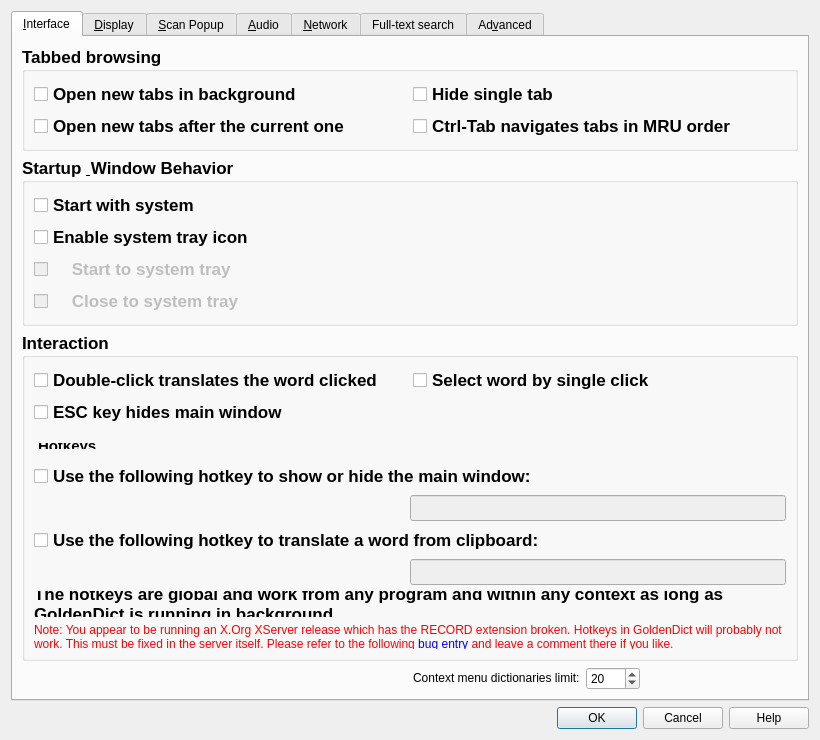
FrightenedFoxCN/goldendict, file src/ui/forms/preferences.ui: the form before one commit.
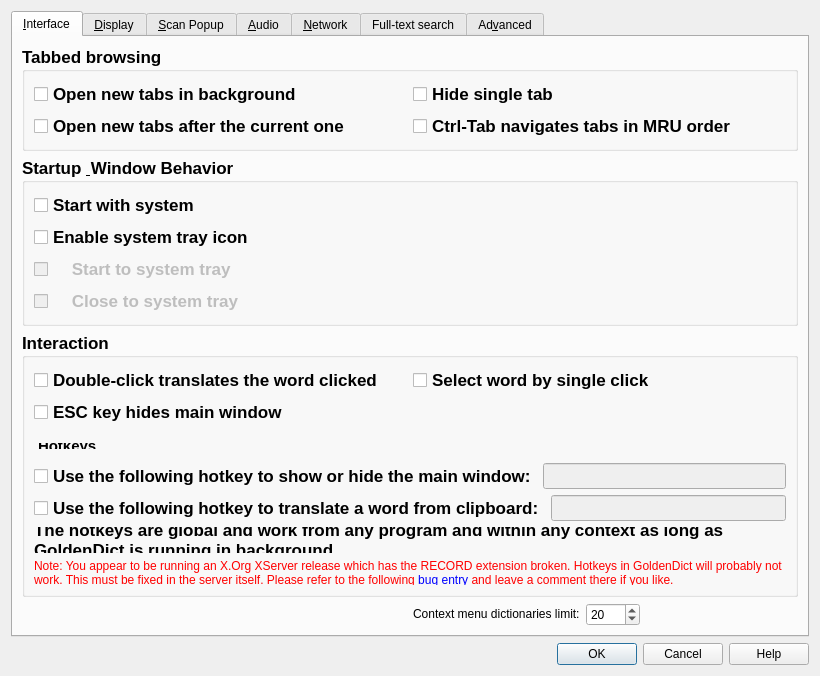
The form after the commit. Icons and pictures are not drawn. Custom widgets are drawn as their Qt base class.

Commit message: Make hotkey settings more compact: fit checkbox and field on same line

```diff
--- a/src/ui/forms/preferences.ui
+++ b/src/ui/forms/preferences.ui
@@ -178,68 +178,54 @@
            </widget>
           </item>
           <item row="3" column="0" colspan="2">
-           <widget class="QCheckBox" name="enableMainWindowHotkey">
-            <property name="text">
-             <string>Use the following hotkey to show or hide the main window:</string>
-            </property>
-           </widget>
-          </item>
-          <item row="4" column="0" colspan="2">
            <layout class="QHBoxLayout" name="horizontalLayout_7">
             <item>
-             <spacer name="horizontalSpacer_2">
-              <property name="orientation">
-               <enum>Qt::Horizontal</enum>
+             <widget class="QCheckBox" name="enableMainWindowHotkey">
+              <property name="text">
+               <string>Use the following hotkey to show or hide the main window:</string>
               </property>
-              <property name="sizeHint" stdset="0">
-               <size>
-                <width>40</width>
-                <height>20</height>
-               </size>
-              </property>
-             </spacer>
+             </widget>
             </item>
             <item>
              <widget class="HotKeyEdit" name="mainWindowHotkey">
               <property name="enabled">
                <bool>false</bool>
               </property>
+              <property name="minimumSize">
+               <size>
+                <width>150</width>
+                <height>0</height>
+               </size>
+              </property>
              </widget>
             </item>
            </layout>
           </item>
-          <item row="5" column="0" colspan="2">
-           <widget class="QCheckBox" name="enableClipboardHotkey">
-            <property name="text">
-             <string>Use the following hotkey to translate a word from clipboard:</string>
-            </property>
-           </widget>
-          </item>
-          <item row="6" column="0" colspan="2">
+          <item row="4" column="0" colspan="2">
            <layout class="QHBoxLayout" name="horizontalLayout_8">
             <item>
-             <spacer name="horizontalSpacer_4">
-              <property name="orientation">
-               <enum>Qt::Horizontal</enum>
+             <widget class="QCheckBox" name="enableClipboardHotkey">
+              <property name="text">
+               <string>Use the following hotkey to translate a word from clipboard:</string>
               </property>
-              <property name="sizeHint" stdset="0">
-               <size>
-                <width>40</width>
-                <height>20</height>
-               </size>
-              </property>
-             </spacer>
+             </widget>
             </item>
             <item>
              <widget class="HotKeyEdit" name="clipboardHotkey">
               <property name="enabled">
                <bool>false</bool>
               </property>
+              <property name="minimumSize">
+               <size>
+                <width>150</width>
+                <height>0</height>
+               </size>
+              </property>
              </widget>
             </item>
            </layout>
           </item>
-          <item row="7" column="0" colspan="2">
+          <item row="5" column="0" colspan="2">
            <widget class="QLabel" name="label_8">
             <property name="text">
              <string>The hotkeys are global and work from any program and within any context as long as GoldenDict is running in background.</string>
@@ -249,7 +235,7 @@
             </property>
            </widget>
           </item>
-          <item row="8" column="0" colspan="2">
+          <item row="6" column="0" colspan="2">
            <widget class="QLabel" name="brokenXRECORD">
             <property name="text">
              <string>&lt;!DOCTYPE HTML PUBLIC &quot;-//W3C//DTD HTML 4.0//EN&quot; &quot;http://www.w3.org/TR/REC-html40/strict.dtd&quot;&gt;
```
